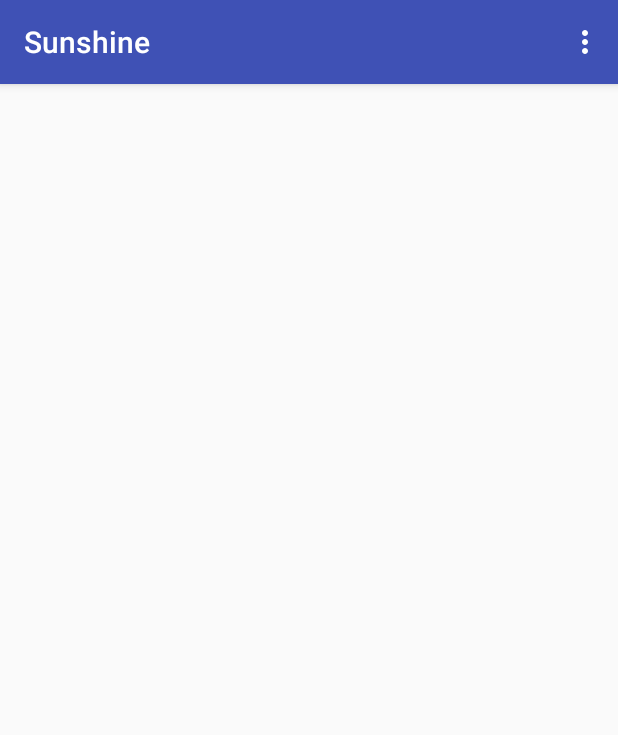
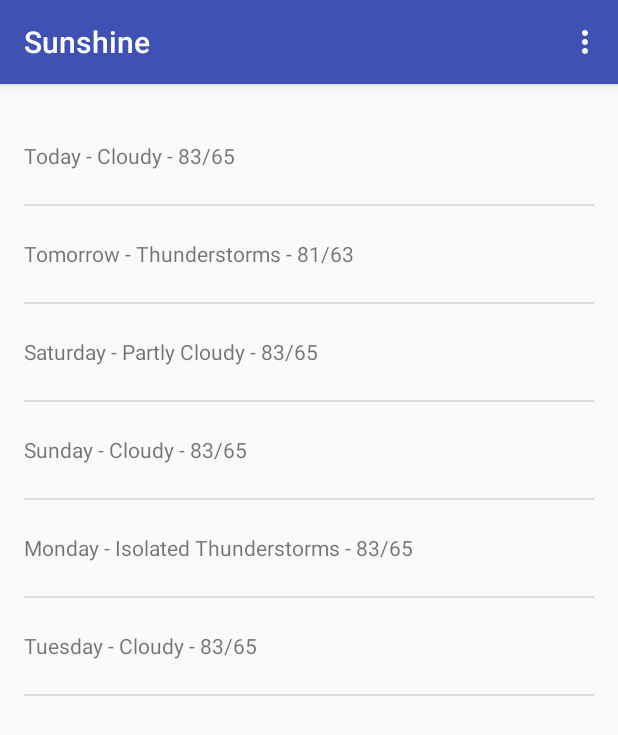
Before and after one commit to james-norcross/Sunshine, an Android app: the screen it shows after launch (MainActivity), on a phone screen of 412 x 824 dp. Shown: the top 735 px of the screen. Run offline under Robolectric (Android 15) with nearby library versions, the phone set to English and light mode, and no system bars.

Commit message:
Add array adapter for forecast data and bind it to listview to display it

```diff
--- a/app/src/main/java/com/example/android/sunshine/app/MainActivityFragment.java
+++ b/app/src/main/java/com/example/android/sunshine/app/MainActivityFragment.java
@@ -5,6 +5,8 @@ import android.os.Bundle;
 import android.view.LayoutInflater;
 import android.view.View;
 import android.view.ViewGroup;
+import android.widget.ArrayAdapter;
+import android.widget.ListView;
 
 import java.util.ArrayList;
 
@@ -22,14 +24,19 @@ public class MainActivityFragment extends Fragment {
         View rootView = inflater.inflate(R.layout.fragment_main, container, false);
 
         // fake data
-        ArrayList<String> fakeData = new ArrayList<String>();
+        ArrayList<String> weekForecast = new ArrayList<String>();
 
-        fakeData.add("Today - Cloudy - 83/65");
-        fakeData.add("Tomorrow - Thunderstorms - 81/63");
-        fakeData.add("Saturday - Partly Cloudy - 83/65");
-        fakeData.add("Sunday - Cloudy - 83/65");
-        fakeData.add("Monday - Isolated Thunderstorms - 83/65");
-        fakeData.add("Tuesday - Cloudy - 83/65");
+        weekForecast.add("Today - Cloudy - 83/65");
+        weekForecast.add("Tomorrow - Thunderstorms - 81/63");
+        weekForecast.add("Saturday - Partly Cloudy - 83/65");
+        weekForecast.add("Sunday - Cloudy - 83/65");
+        weekForecast.add("Monday - Isolated Thunderstorms - 83/65");
+        weekForecast.add("Tuesday - Cloudy - 83/65");
+
+        ArrayAdapter<String> forecastAdapter = new ArrayAdapter<String>(getActivity(), R.layout.list_item_forcast, R.id.list_item_forecast_textview, weekForecast);
+
+        ListView listView = (ListView) rootView.findViewById(R.id.listview_forecast);
+        listView.setAdapter(forecastAdapter);
 
         return rootView;
     }
```
